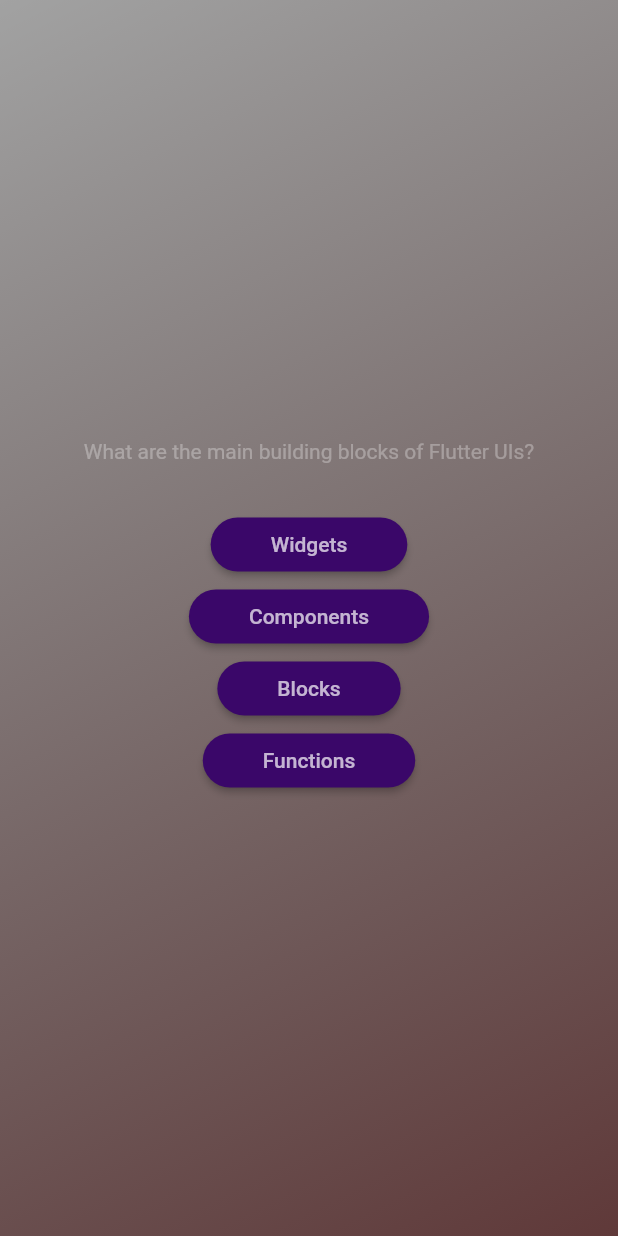
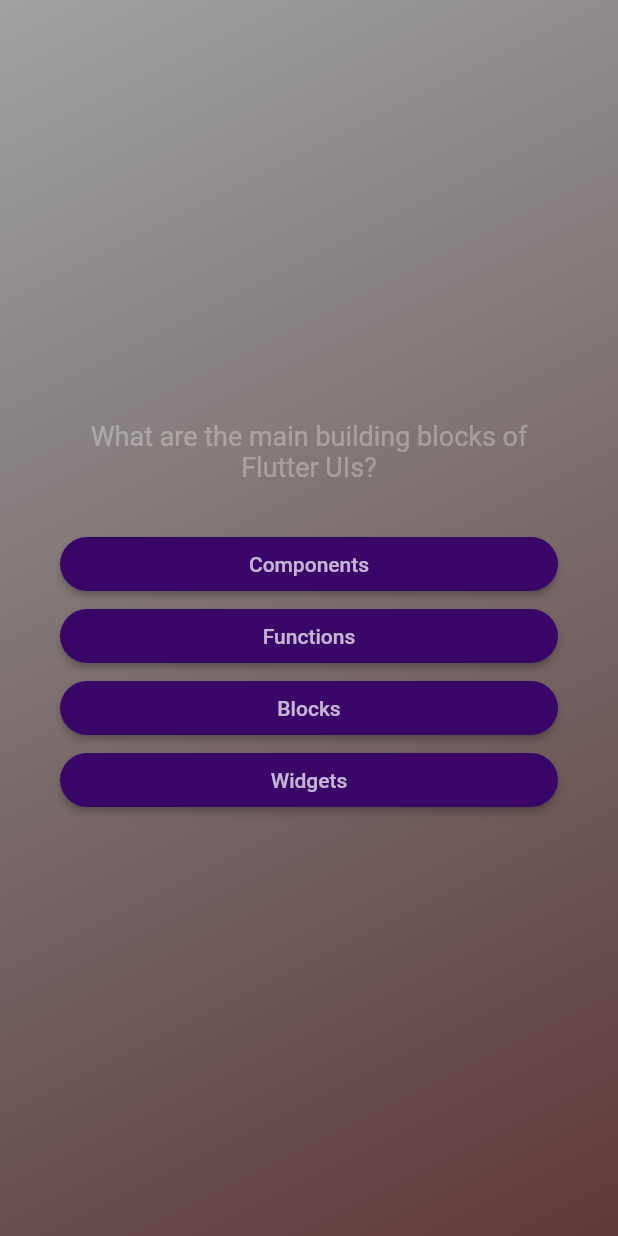
Before and after one commit to Hustler-Sameer/Quiz-App, a Flutter app: the screen it shows after launch, after a tap on "Start Quiz", on a phone screen of 412 x 824 dp. Run offline on Flutter 3.47's test engine with Material 2 defaults, Android fonts, the phone set to English and light mode, and no system bars.

Commit message:
05/11/2023

```diff
--- a/lib/models/answer_button.dart
+++ b/lib/models/answer_button.dart
@@ -1,14 +1,41 @@
 import 'package:flutter/material.dart';
 
+// class AnswerButton extends StatelessWidget {
+//   const AnswerButton(this.answerText, this.onTap, {super.key});
+
+//   final String answerText;
+//   final void Function() onTap;
+//   // here we are accepting the text and the function that we should execute whenever we are
+//   // we are calling this function
+//   // this method is called positional arguments
+
+//   @override
+//   Widget build(BuildContext context) {
+//     return ElevatedButton(
+//       onPressed: onTap,
+//       style: ElevatedButton.styleFrom(
+//         backgroundColor: const Color.fromARGB(255, 58, 7, 105),
+//         foregroundColor: Colors.white70,
+//         shape: RoundedRectangleBorder(
+//           borderRadius: BorderRadius.circular(30),
+//         ),
+//         padding: const EdgeInsets.symmetric(vertical: 10, horizontal: 40),
+//       ),
+//       child: Text(answerText),
+//     );
+//   }
+// }
+
+//** We are now doing it by named argument method
+
 class AnswerButton extends StatelessWidget {
-  const AnswerButton(this.answerText, this.onTap, {super.key});
+  const AnswerButton(
+      {super.key, required this.answerText, required this.onTap});
 
   final String answerText;
   final void Function() onTap;
   // here we are accepting the text and the function that we should execute whenever we are
   // we are calling this function
-  // this method is called positional arguments
-
   @override
   Widget build(BuildContext context) {
     return ElevatedButton(
@@ -25,26 +52,6 @@ class AnswerButton extends StatelessWidget {
     );
   }
 }
-
-//** We are now doing it by named argument method
-
-//class AnswerButton extends StatelessWidget {
-//   const AnswerButton( { super.key , required this.answerText , required this.onTap });
-
-//   final String answerText;
-//   final void Function() onTap;
-//   // here we are accepting the text and the function that we should execute whenever we are
-//   // we are calling this function
-//
-
-//   @override
-//   Widget build(BuildContext context) {
-//     return ElevatedButton(
-//       onPressed: onTap,
-//       child: Text(answerText),
-//     );
-//   }
-// }
 //
 //
 //
--- a/lib/models/quiz_questions.dart
+++ b/lib/models/quiz_questions.dart
@@ -2,4 +2,13 @@ class QuizQuestion {
   const QuizQuestion(this.text, this.answer);
   final String text;
   final List<String> answer;
+
+  List<String> getShuffledAnswer() {
+    final shuffledList = List.of(answer);
+    shuffledList.shuffle();
+    return shuffledList;
+    //final ensures that we do not reassign any value to shuffledList vairable
+  }
 }
+// here in shuffle we are making a new list and then shuffling the list
+// this method is known as chaining
--- a/lib/questions_screen.dart
+++ b/lib/questions_screen.dart
@@ -13,39 +13,48 @@ class QuestionsScreen extends StatefulWidget {
 }
 
 class _QuestionsScreenState extends State<QuestionsScreen> {
+  var currentQuestionIndex = 0;
+
+  void answerQuestion() {
+    setState(() {
+      currentQuestionIndex = currentQuestionIndex + 1;
+    });
+  }
+
   @override
   Widget build(BuildContext context) {
     // TODO: implement build
-    final currentQuestion = questions[0];
+    final currentQuestion = questions[currentQuestionIndex];
     return SizedBox(
       width: double.infinity,
+      child: Container(
+        margin: const EdgeInsets.all(40),
+        // applying margin to buttons
         child: Column(
           mainAxisAlignment: MainAxisAlignment.center,
+          crossAxisAlignment: CrossAxisAlignment.stretch,
           children: [
             Text(
               currentQuestion.text,
               style: const TextStyle(
                 color: Colors.white30,
+                fontSize: 18,
               ),
+              textAlign: TextAlign.center,
             ),
             const SizedBox(height: 30),
-          AnswerButton(
-            currentQuestion.answer[0],
-            () {},
+            ...currentQuestion.getShuffledAnswer().map((answer) {
+              return AnswerButton(answerText: answer, onTap: answerQuestion);
+              // if i have passed the parameters directly then it would have not been positional parameter
+              // it would have been normal other form
+              /*
+              previous
+
+
+              */
+            }),
+          ],
         ),
-          AnswerButton(
-            currentQuestion.answer[1],
-            () {},
-          ),
-          AnswerButton(
-            currentQuestion.answer[2],
-            () {},
-          ),
-          AnswerButton(
-            currentQuestion.answer[3],
-            () {},
-          ),
-        ],
       ),
     );
   }
```
Lines whose indentation alone changed are shown as unchanged.
